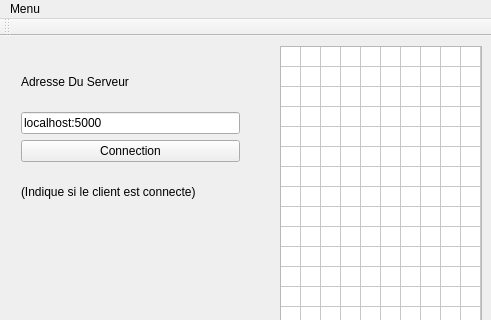
This is ClientClassique/mainwindow.ui in Aranud/PI3A_Tetris as Qt 5 draws it before an edit; both pictures show x 0 to 491 and y 0 to 320 of the 491 by 467 pixel window. The edited form follows.
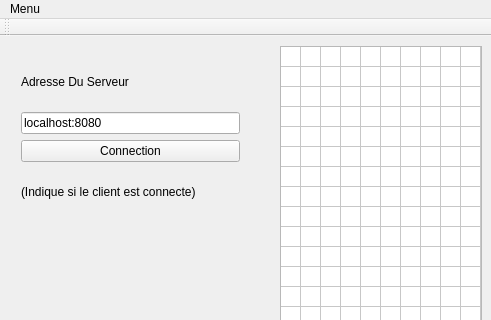
This is the edited form.

```diff
--- a/ClientClassique/mainwindow.ui
+++ b/ClientClassique/mainwindow.ui
@@ -133,7 +133,7 @@
        <item>
         <widget class="QLineEdit" name="lineEdit">
          <property name="text">
-          <string>localhost:5000</string>
+          <string>localhost:8080</string>
          </property>
         </widget>
        </item>
```
